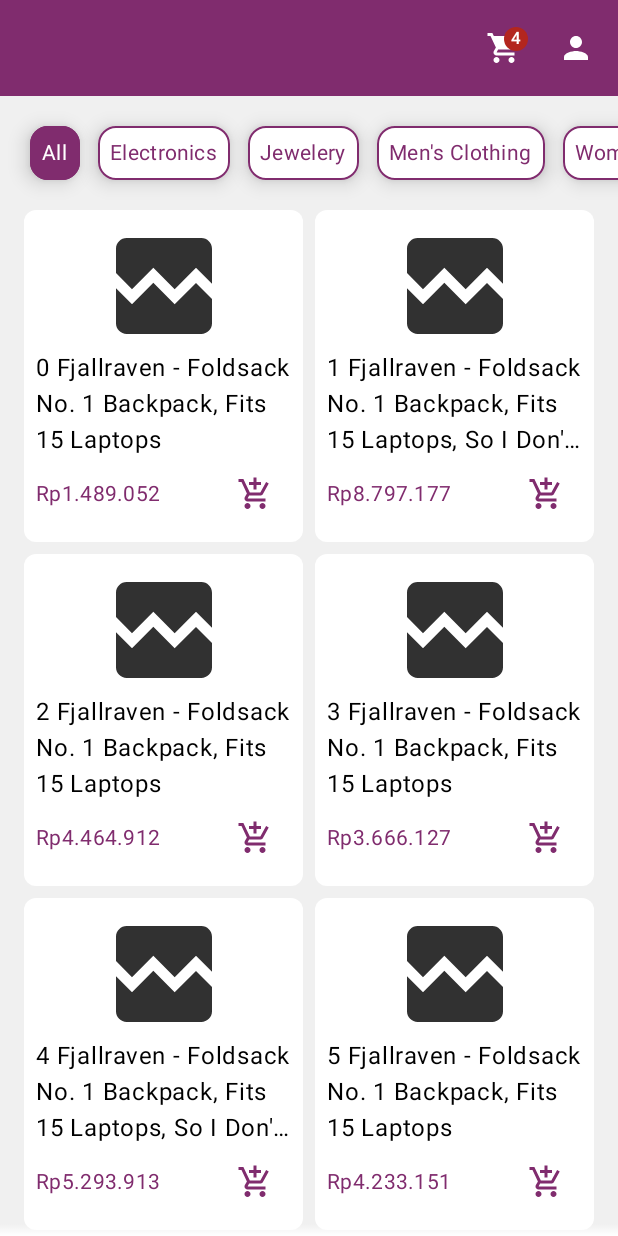
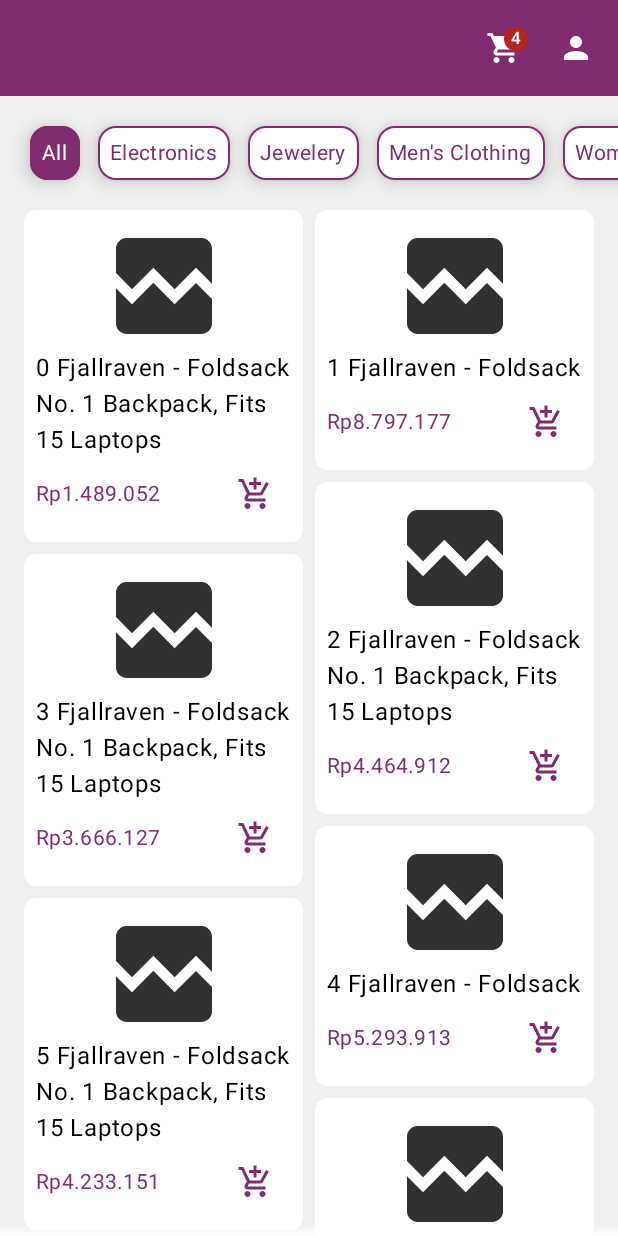
Before and after one commit to hudiohizari/fake-store, an Android app built with Jetpack Compose: the screen it shows after launch (MainActivity), on a phone screen of 412 x 824 dp. Run offline under Robolectric (Android 15) with nearby library versions, the phone set to English and light mode, and no system bars; our stand-ins replace Dagger/Hilt's generated code, constraintlayout-compose; pictures from the network do not load.

Commit message:
fix: Product name formatting

```diff
--- a/app/src/main/java/com/hizari/fakestore/ui/screen/main/detail/ProductDetailScreen.kt
+++ b/app/src/main/java/com/hizari/fakestore/ui/screen/main/detail/ProductDetailScreen.kt
@@ -117,8 +117,10 @@
         ) {
             RemoteImage(
                 modifier = Modifier
+                    .aspectRatio(2f)
+                    .background(MaterialTheme.colorScheme.surface)
                     .fillMaxWidth()
-                    .aspectRatio(2f),
+                    .padding(8.dp),
                 contentDescription = viewState.product.title,
                 imageUrl = viewState.product.image,
             )
--- a/app/src/main/java/com/hizari/fakestore/ui/screen/main/detail/ProductDetailViewState.kt
+++ b/app/src/main/java/com/hizari/fakestore/ui/screen/main/detail/ProductDetailViewState.kt
@@ -1,7 +1,6 @@
 package com.hizari.fakestore.ui.screen.main.detail
 
 import com.hizari.domain.model.product.Product
-import kotlin.random.Random
 
 /**
  * Fake Store - com.hizari.fakestore.ui.screen.main.home
--- a/domain/src/main/java/com/hizari/domain/model/product/Product.kt
+++ b/domain/src/main/java/com/hizari/domain/model/product/Product.kt
@@ -23,9 +23,8 @@
         private fun randomTitle(): String {
             return when (Random.nextInt(3)) {
                 0 -> "Fjallraven - Foldsack No. 1 Backpack, Fits 15 Laptops"
-                1 -> "Fjallraven - Foldsack No. 1 Backpack, Fits 15 Laptops, So I Don't Have To Carry Everything"
-                2 -> "Fjallraven - Foldsack No. 1 Backpack, Fits 15 Laptops, Can Carry A Suitcase Too"
-                else -> "Fjallraven - Foldsack"
+                1 -> "Fjallraven - Foldsack"
+                else -> "Fjallraven"
             }
         }
 
```
